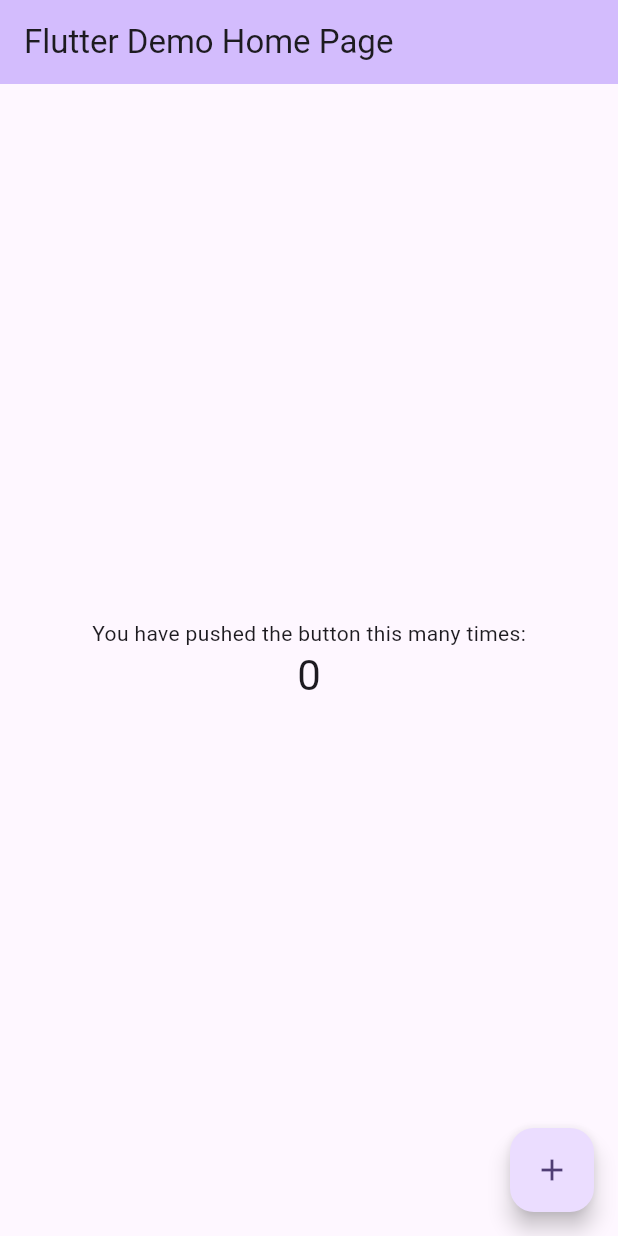
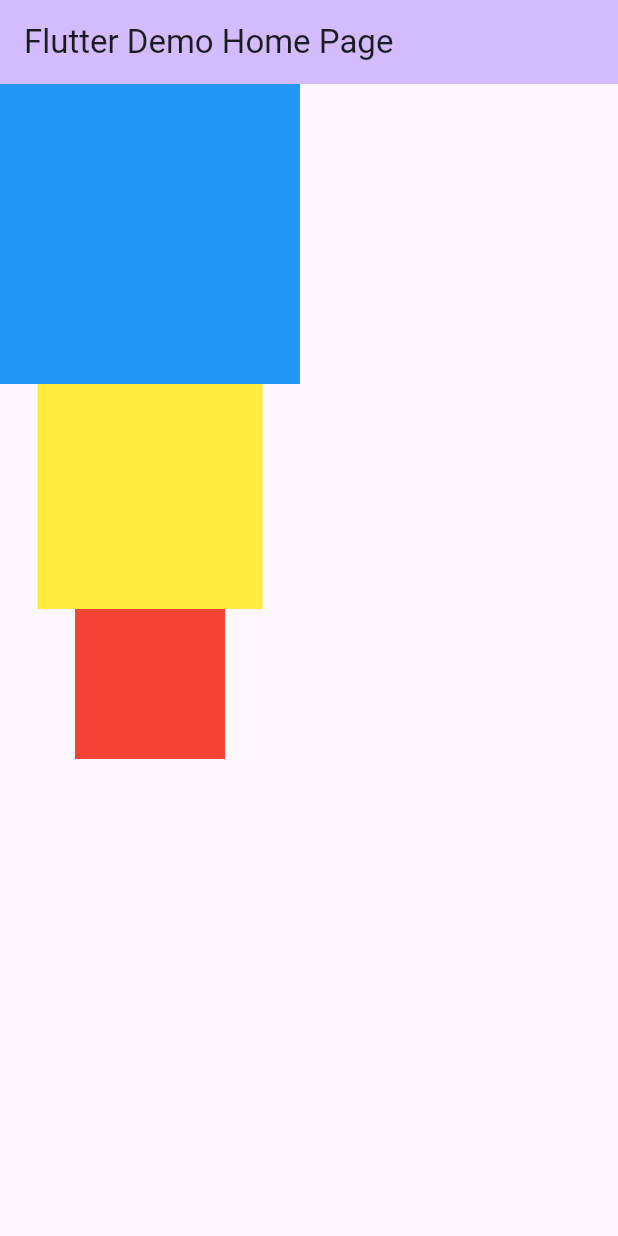
Before and after one commit to riku-yokoyama/Flutter_lesson4_1, a Flutter app: the screen it shows after launch, on a phone screen of 412 x 824 dp. Run offline on Flutter 3.47's test engine with Material 3 defaults, Android fonts, the phone set to English and light mode, and no system bars.

Commit message:
secton4スタート。Scaffold,Columnについて学んだ

```diff
--- a/lib/main.dart
+++ b/lib/main.dart
@@ -42,29 +42,33 @@ class _MyHomePageState extends State<MyHomePage> {
   @override
   Widget build(BuildContext context) {
     return Scaffold(
-      appBar: AppBar(
-        backgroundColor: Theme.of(context).colorScheme.inversePrimary,
-        title: Text(widget.title),
-      ),
-      body: Center(
-        child: Column(
-          mainAxisAlignment: MainAxisAlignment.center,
-          children: <Widget>[
-            const Text(
-              'You have pushed the button this many times:',
+        appBar: AppBar(
+          backgroundColor: Theme
+              .of(context)
+              .colorScheme
+              .inversePrimary,
+          title: Text(widget.title),
+        ),
+        body: Column(
+          mainAxisAlignment: MainAxisAlignment.start,
+          children: [
+            Container(
+              color: Colors.blue,
+              width: 200,
+              height: 200,
             ),
-            Text(
-              '$_counter',
-              style: Theme.of(context).textTheme.headlineMedium,
+            Container(
+              color: Colors.yellow,
+              width: 150,
+              height: 150,
             ),
+            Container(
+              color: Colors.red,
+              width: 100,
+              height: 100,
+            )
           ],
-        ),
-      ),
-      floatingActionButton: FloatingActionButton(
-        onPressed: _incrementCounter,
-        tooltip: 'Increment',
-        child: const Icon(Icons.add),
-      ), // This trailing comma makes auto-formatting nicer for build methods.
+        )
     );
   }
 }
```
